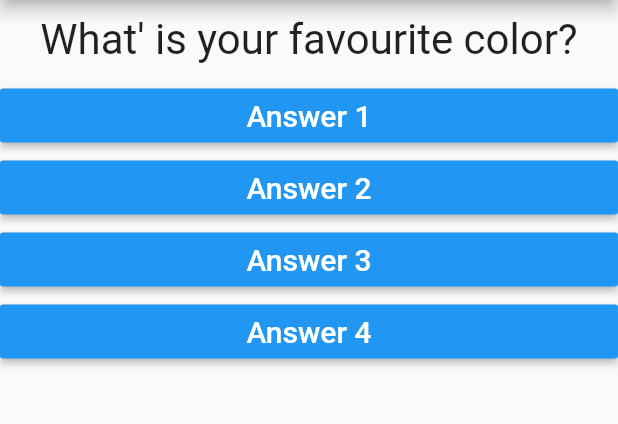
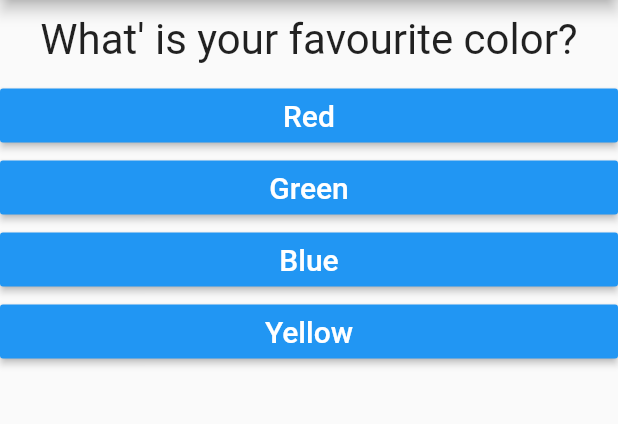
Before and after one commit to sippitechnologies/flutterlearning, a Flutter app: the screen it shows after launch, on a phone screen of 412 x 824 dp, the part 84-508 px from its top. Run offline on Flutter 3.47's test engine with Material 2 defaults, Android fonts, the phone set to English and light mode, and no system bars.

```diff
--- a/quizapp/quizapp/lib/main.dart
+++ b/quizapp/quizapp/lib/main.dart
@@ -18,13 +18,20 @@ class MyApp extends StatefulWidget {
 
 class MyAppState extends State<MyApp> {
 
-  var questionIndex=0;
-  var questions = ["What\' is your favourite color?","What\' is your favourite Animal?","What\' is your favourite Hero?"];
+  var _questionIndex=0;
+  var _totalscore=0;
 
-  void updateQuestion()
+  var questions = [{"question":"What\' is your favourite color?",
+  "answers":[{"name":"Red","score":10},{"name":"Green","score":5},{"name":"Blue","score":4},{"name":"Yellow","score":6}]},{"question":"What\' is your favourite Animal?",
+    "answers":[{"name":"Tiger","score":10},{"name":"Loin","score":7},{"name":"Rabbit","score":7},{"name":"Deer","score":8}]},{"question":"What\' is your favourite Hero?",
+    "answers":[{"name":"Dilip Kumar","score":6},{"name":"Raj Kumar","score":10},{"name":"Nana Patakar","score":2}]}];
+
+  void updateQuestion(int score)
   {
+     _totalscore+=score;
+
      setState(() {
-       questionIndex++;
+       _questionIndex++;
      });
 
 
@@ -32,7 +39,8 @@ class MyAppState extends State<MyApp> {
   void reset()
   {
     setState(() {
-      questionIndex=0;
+      _questionIndex=0;
+      _totalscore=0;
     });
 
   }
@@ -43,15 +51,13 @@ class MyAppState extends State<MyApp> {
         appBar: AppBar(
           title: (Text("Quiz App")),
         ),
-        body:questionIndex<questions.length? Column(
+        body:_questionIndex<questions.length? Column(
           children: [
-            Question(title: questions[questionIndex]),
-            Answer("Answer 1",updateQuestion),
-          Answer("Answer 2",updateQuestion),
-          Answer("Answer 3",updateQuestion),
-            Answer("Answer 4",updateQuestion),
+            Question(title: questions[_questionIndex]["question"]),
+          ...((questions[_questionIndex]["answers"] as List<Map<String,Object>>).map((answer) => Answer(answer['name'],()=>updateQuestion(answer['score']))).toList())
+         ,
           ],
-        ):Result("Game is Done","Reset",reset),)
+        ):Result(_totalscore,"Reset",reset),)
     );
   }
 }
```
Also changed, not shown: quizapp/quizapp/lib/quiz.dart (+25 -0 lines), quizapp/quizapp/lib/result.dart (+17 -3 lines).
